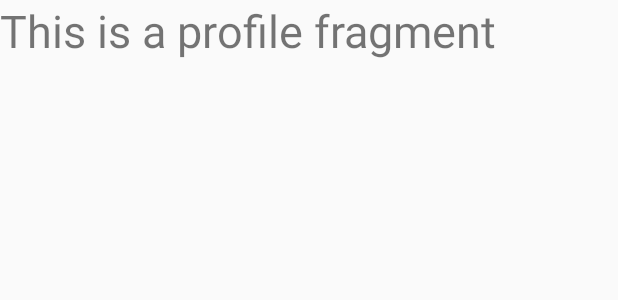
After one commit to nguyentoanthang/FinalProject, an Android app: the layout profile_fragment.xml on its own in the app's theme, with its tools: preview values and no code run, on a phone screen of 412 x 824 dp. The commit adds this screen. Shown: the top 300 px of the screen. Run offline under Robolectric (Android 15) with nearby library versions, the phone set to English and light mode, and no system bars.

Commit message:
add fragment

```diff
--- a/app/src/main/res/layout/activity_main.xml
+++ b/app/src/main/res/layout/activity_main.xml
@@ -27,8 +27,6 @@
 
     </RelativeLayout>
 
-
-
     <android.support.design.widget.NavigationView
         android:id="@+id/navigation_view"
         android:layout_width="wrap_content"
--- /dev/null
+++ b/app/src/main/res/layout/profile_fragment.xml
@@ -0,0 +1,13 @@
+<?xml version="1.0" encoding="utf-8"?>
+<LinearLayout xmlns:android="http://schemas.android.com/apk/res/android"
+    android:orientation="vertical" android:layout_width="match_parent"
+    android:layout_height="match_parent">
+
+    <TextView
+        android:layout_width="wrap_content"
+        android:layout_height="wrap_content"
+        android:text="This is a profile fragment"
+        android:textSize="30sp"
+        android:id="@+id/tv"/>
+
+</LinearLayout>
--- a/app/src/main/res/menu/drawer.xml
+++ b/app/src/main/res/menu/drawer.xml
@@ -5,7 +5,7 @@
     <item android:title="User">
         <menu>
             <item
-                android:id="@+id/navigation_item_images"
+                android:id="@+id/navigation_item_profile"
                 android:icon="@drawable/ic_profile"
                 android:title="@string/nav_item_profile" />
             <item
```
Also changed, not shown: app/src/main/java/com/example/mac/finalproject/HeaderFragment.java (added, +38 -0 lines), app/src/main/java/com/example/mac/finalproject/MainActivity.java (+18 -4 lines), app/src/main/java/com/example/mac/finalproject/ProfileFragment.java (added, +30 -0 lines), app/src/main/java/com/example/mac/finalproject/WorkFragment.java (added, +18 -0 lines), app/src/main/res/layout/header_navigation.xml (added, +7 -0 lines), app/src/main/res/layout/work_fragment.xml (added, +11 -0 lines).
